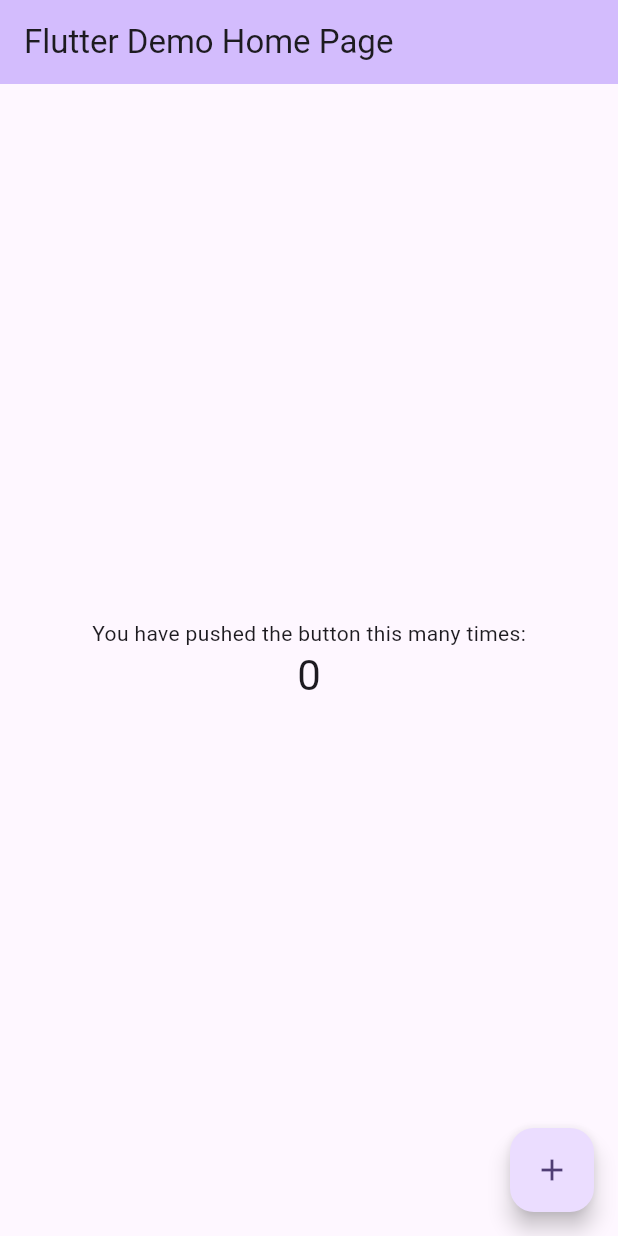
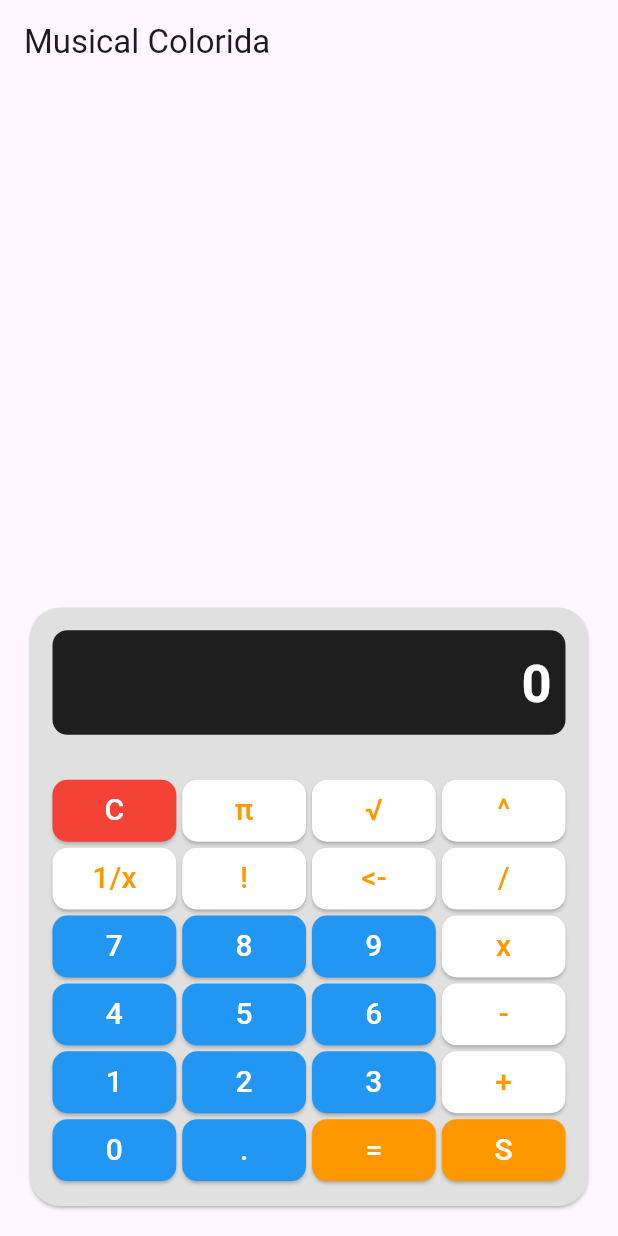
Before and after one commit to SuanneBarbosa/calColorida, a Flutter app: the screen it shows after launch, on a phone screen of 412 x 824 dp. Run offline on Flutter 3.47's test engine with Material 3 defaults, Android fonts, the phone set to English and light mode, and no system bars.

Commit message:
feat(calculator): adiciona lógica de cálculo e interface inicial

```diff
--- a/calcolorida_app/lib/main.dart
+++ b/calcolorida_app/lib/main.dart
@@ -1,125 +1,22 @@
 import 'package:flutter/material.dart';
+import 'package:calcolorida_app/user_interface/screens/calculator_screen.dart';
 
 void main() {
   runApp(const MyApp());
 }
 
 class MyApp extends StatelessWidget {
-  const MyApp({super.key});
+  const MyApp({Key? key}) : super(key: key);
 
-  // This widget is the root of your application.
   @override
   Widget build(BuildContext context) {
     return MaterialApp(
-      title: 'Flutter Demo',
+      title: 'Calculadora Colorida',
       theme: ThemeData(
-        // This is the theme of your application.
-        //
-        // TRY THIS: Try running your application with "flutter run". You'll see
-        // the application has a purple toolbar. Then, without quitting the app,
-        // try changing the seedColor in the colorScheme below to Colors.green
-        // and then invoke "hot reload" (save your changes or press the "hot
-        // reload" button in a Flutter-supported IDE, or press "r" if you used
-        // the command line to start the app).
-        //
-        // Notice that the counter didn't reset back to zero; the application
-        // state is not lost during the reload. To reset the state, use hot
-        // restart instead.
-        //
-        // This works for code too, not just values: Most code changes can be
-        // tested with just a hot reload.
         colorScheme: ColorScheme.fromSeed(seedColor: Colors.deepPurple),
         useMaterial3: true,
       ),
-      home: const MyHomePage(title: 'Flutter Demo Home Page'),
+      home: CalculatorScreen(), // Define CalculatorScreen como tela inicial
     );
   }
 }
-
-class MyHomePage extends StatefulWidget {
-  const MyHomePage({super.key, required this.title});
-
-  // This widget is the home page of your application. It is stateful, meaning
-  // that it has a State object (defined below) that contains fields that affect
-  // how it looks.
-
-  // This class is the configuration for the state. It holds the values (in this
-  // case the title) provided by the parent (in this case the App widget) and
-  // used by the build method of the State. Fields in a Widget subclass are
-  // always marked "final".
-
-  final String title;
-
-  @override
-  State<MyHomePage> createState() => _MyHomePageState();
-}
-
-class _MyHomePageState extends State<MyHomePage> {
-  int _counter = 0;
-
-  void _incrementCounter() {
-    setState(() {
-      // This call to setState tells the Flutter framework that something has
-      // changed in this State, which causes it to rerun the build method below
-      // so that the display can reflect the updated values. If we changed
-      // _counter without calling setState(), then the build method would not be
-      // called again, and so nothing would appear to happen.
-      _counter++;
-    });
-  }
-
-  @override
-  Widget build(BuildContext context) {
-    // This method is rerun every time setState is called, for instance as done
-    // by the _incrementCounter method above.
-    //
-    // The Flutter framework has been optimized to make rerunning build methods
-    // fast, so that you can just rebuild anything that needs updating rather
-    // than having to individually change instances of widgets.
-    return Scaffold(
-      appBar: AppBar(
-        // TRY THIS: Try changing the color here to a specific color (to
-        // Colors.amber, perhaps?) and trigger a hot reload to see the AppBar
-        // change color while the other colors stay the same.
-        backgroundColor: Theme.of(context).colorScheme.inversePrimary,
-        // Here we take the value from the MyHomePage object that was created by
-        // the App.build method, and use it to set our appbar title.
-        title: Text(widget.title),
-      ),
-      body: Center(
-        // Center is a layout widget. It takes a single child and positions it
-        // in the middle of the parent.
-        child: Column(
-          // Column is also a layout widget. It takes a list of children and
-          // arranges them vertically. By default, it sizes itself to fit its
-          // children horizontally, and tries to be as tall as its parent.
-          //
-          // Column has various properties to control how it sizes itself and
-          // how it positions its children. Here we use mainAxisAlignment to
-          // center the children vertically; the main axis here is the vertical
-          // axis because Columns are vertical (the cross axis would be
-          // horizontal).
-          //
-          // TRY THIS: Invoke "debug painting" (choose the "Toggle Debug Paint"
-          // action in the IDE, or press "p" in the console), to see the
-          // wireframe for each widget.
-          mainAxisAlignment: MainAxisAlignment.center,
-          children: <Widget>[
-            const Text(
-              'You have pushed the button this many times:',
-            ),
-            Text(
-              '$_counter',
-              style: Theme.of(context).textTheme.headlineMedium,
-            ),
-          ],
-        ),
-      ),
-      floatingActionButton: FloatingActionButton(
-        onPressed: _incrementCounter,
-        tooltip: 'Increment',
-        child: const Icon(Icons.add),
-      ), // This trailing comma makes auto-formatting nicer for build methods.
-    );
-  }
-}
--- /dev/null
+++ b/calcolorida_app/lib/user_interface/screens/calculator_screen.dart
@@ -0,0 +1,66 @@
+import 'package:flutter/material.dart';
+import '../../controllers/calculator_controller.dart';
+import '../widgets/calculator_keypad.dart';
+import '../widgets/result_display.dart';
+
+class CalculatorScreen extends StatefulWidget {
+  const CalculatorScreen({Key? key}) : super(key: key);
+
+  @override
+  _CalculatorScreenState createState() => _CalculatorScreenState();
+}
+
+class _CalculatorScreenState extends State<CalculatorScreen> {
+  final CalculatorController _controller = CalculatorController();
+
+  @override
+  Widget build(BuildContext context) {
+    return Scaffold(
+      appBar: AppBar(
+        title: const Text('Musical Colorida'),
+      ),
+      body: Column(
+        children: [
+          Expanded(
+            flex: 3,
+            child: Text(""), // Espaço vazio para futuras funcionalidades
+          ),
+          Expanded( // Envolve o display e keypad com Expanded
+            flex: 4,  // Ajuste o flex conforme necessário
+            child: Card( // Adiciona o Card aqui
+              margin: EdgeInsets.all(20),
+              color: Colors.grey[300],
+              shape: RoundedRectangleBorder(
+                borderRadius: BorderRadius.circular(20),
+              ),
+              child: Column(
+                children: [
+                  Expanded(
+                    flex: 1,
+                    child: Padding(
+                      padding: EdgeInsets.all(15),
+                      child: ResultDisplay(display: _controller.display),
+                    ),
+                  ),
+                  Expanded(
+                    flex: 3,
+                    child: Padding(
+                      padding: EdgeInsets.all(15),
+                      child: CalculatorKeypad(onKeyPressed: _handleKeyPress),
+                    ),
+                  ),
+                ],
+              ),
+            ),
+          ),
+        ],
+      ),
+    );
+  }
+
+  void _handleKeyPress(String key) {
+    setState(() {
+      _controller.processKey(key);
+    });
+  }
+}
--- /dev/null
+++ b/calcolorida_app/lib/user_interface/widgets/calculator_keypad.dart
@@ -0,0 +1,60 @@
+import 'package:flutter/material.dart';
+
+class CalculatorKeypad extends StatelessWidget {
+  final Function(String) onKeyPressed;
+
+  const CalculatorKeypad({Key? key, required this.onKeyPressed})
+      : super(key: key);
+
+  @override
+  Widget build(BuildContext context) {
+    return GridView.count(
+      crossAxisCount: 4,
+      childAspectRatio: 2, // Reduzido para 1.0 para botões menores
+      mainAxisSpacing: 4,  // Espaçamento vertical entre as linhas
+      crossAxisSpacing: 4,
+      children: [
+        _buildButton('C', color: Colors.red),
+        _buildButton('π', color: Colors.white, fontColor: Colors.orange),
+        _buildButton('√', color: Colors.white, fontColor: Colors.orange),
+        _buildButton('^', color: Colors.white, fontColor: Colors.orange),
+        _buildButton('1/x', color: Colors.white, fontColor: Colors.orange),
+        _buildButton('!', color: Colors.white, fontColor: Colors.orange),
+        _buildButton('<-', color: Colors.white, fontColor: Colors.orange),
+        _buildButton('/', color: Colors.white, fontColor: Colors.orange),
+        _buildButton('7'),
+        _buildButton('8'),
+        _buildButton('9'),
+        _buildButton('x', color: Colors.white, fontColor: Colors.orange),
+        _buildButton('4'),
+        _buildButton('5'),
+        _buildButton('6'),
+        _buildButton('-', color: Colors.white, fontColor: Colors.orange),
+        _buildButton('1'),
+        _buildButton('2'),
+        _buildButton('3'),
+        _buildButton('+', color: Colors.white, fontColor: Colors.orange),
+        _buildButton('0'),
+        _buildButton('.'),
+        _buildButton('=', color: Colors.orange),
+        _buildButton('S', color: Colors.orange),
+      ],
+    );
+  }
+
+ Widget _buildButton(String label, {Color? color, Color? fontColor}) {
+    return ElevatedButton(
+      child: Text(
+        label,
+        style: TextStyle(fontSize: 20, color: fontColor ?? Colors.white),
+      ),
+      onPressed: () => onKeyPressed(label),
+      style: ElevatedButton.styleFrom(
+        backgroundColor: color ??Colors.blue,
+        shape: RoundedRectangleBorder(
+          borderRadius: BorderRadius.circular(10),
+        ),
+      ),
+    );
+  }
+}
--- /dev/null
+++ b/calcolorida_app/lib/user_interface/widgets/result_display.dart
@@ -0,0 +1,28 @@
+import 'package:flutter/material.dart';
+
+class ResultDisplay extends StatelessWidget {
+  final String display;
+
+  const ResultDisplay({Key? key, required this.display}) : super(key: key);
+
+  @override
+  Widget build(BuildContext context) {
+    return Container(
+    decoration: BoxDecoration(
+    color: Colors.black87,
+    borderRadius: BorderRadius.circular(10.0),
+  ),
+      alignment: Alignment.bottomRight,
+      padding: const EdgeInsets.all(9),
+      child: Text(
+        display,
+        style: const TextStyle(
+          fontSize: 35,
+          fontWeight: FontWeight.bold,
+          color: Colors.white,
+        ),
+        textAlign: TextAlign.right,
+      ),
+    );
+  }
+}
```
Also changed, not shown: calcolorida_app/lib/controllers/calculator_controller.dart (added, +215 -0 lines), calcolorida_app/lib/constants/constants.dart (added), calcolorida_app/lib/data/data.dart (added), calcolorida_app/lib/services/service.dart (added), calcolorida_app/lib/theme/theme.dart (added), 4 other files.
